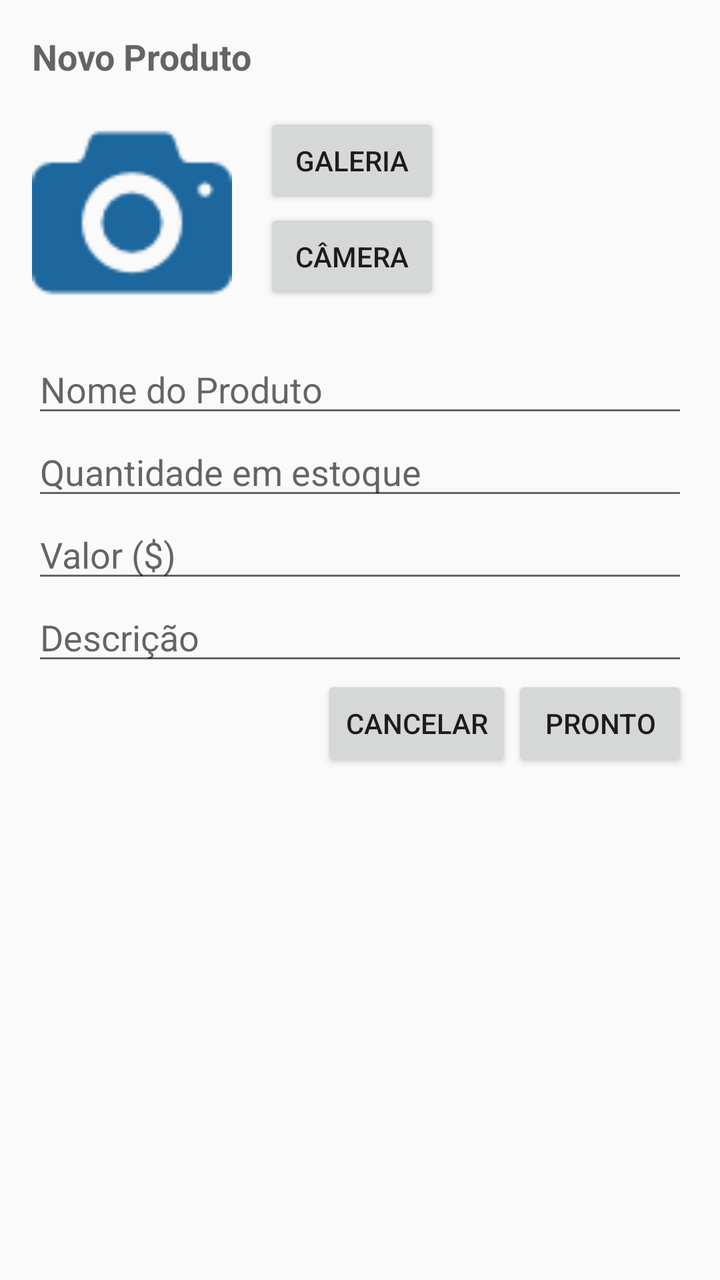
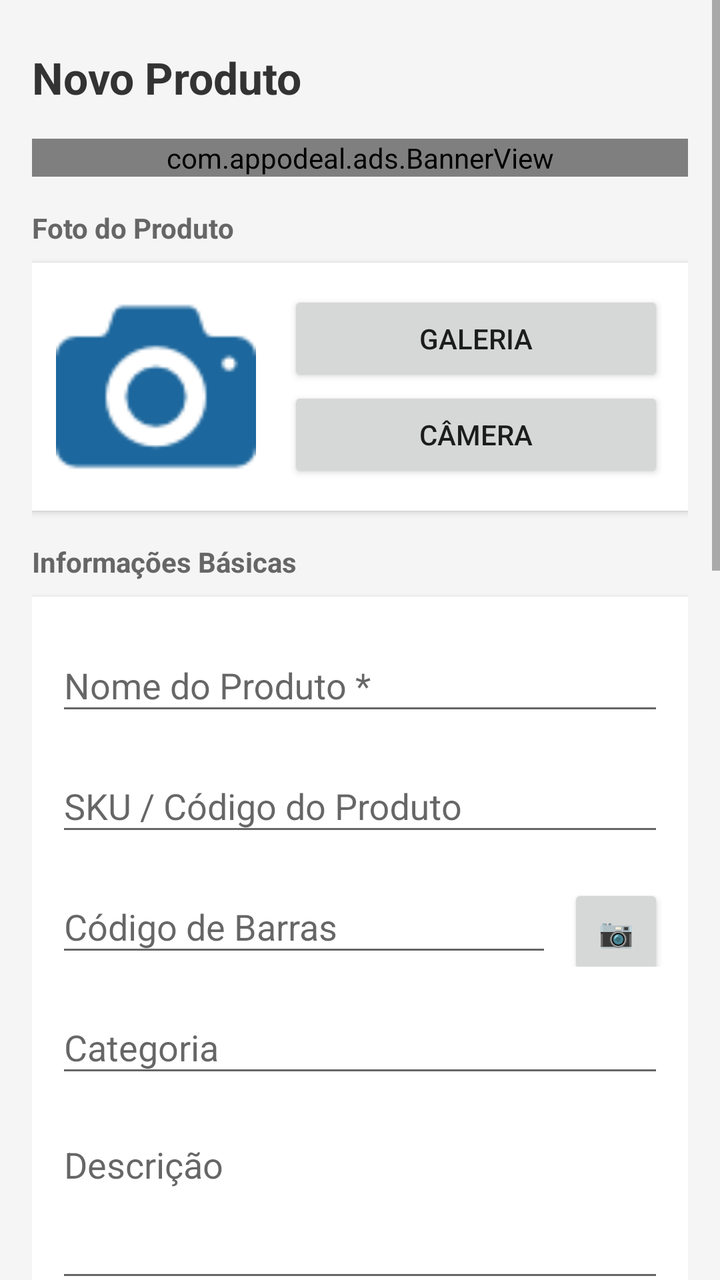

Two renders of the same Android screen: before a commit and after it. Below are the layout's source before the change and the commit's diff.
<!-- AndroidManifest.xml: application theme CustomActionBarTheme -->
<!-- res/layout/activity_add.xml -->
<?xml version="1.0" encoding="utf-8"?>
<ScrollView xmlns:android="http://schemas.android.com/apk/res/android"
    xmlns:tools="http://schemas.android.com/tools"
    android:layout_width="match_parent"
    android:layout_height="match_parent"
    android:paddingLeft="@dimen/activity_horizontal_margin"
    tools:context="br.com.gameloop.estoquesimples.AddActivity">

    <RelativeLayout
        android:layout_width="fill_parent"
        android:layout_height="fill_parent" >

        <TextView
            android:layout_width="wrap_content"
            android:layout_height="wrap_content"
            android:textAppearance="?android:attr/textAppearanceMedium"
            android:text="Novo Produto"
            android:id="@+id/addTitle"
            android:textStyle="bold"
            android:layout_alignParentTop="true"
            android:layout_alignParentLeft="true"
            android:layout_alignParentStart="true"
            android:layout_marginTop="16dp" />

        <EditText
            android:layout_width="wrap_content"
            android:layout_height="wrap_content"
            android:inputType="textPersonName"
            android:ems="10"
            android:id="@+id/addName"
            android:hint="Nome do Produto"
            android:layout_below="@+id/addPhoto"
            android:layout_alignParentLeft="true"
            android:layout_alignParentStart="true"
            android:layout_marginTop="16dp"
            android:layout_alignParentRight="true"
            android:layout_marginRight="@dimen/activity_horizontal_margin"
            android:layout_alignParentEnd="true" />

        <EditText
            android:layout_width="wrap_content"
            android:layout_height="wrap_content"
            android:inputType="number"
            android:ems="10"
            android:id="@+id/addAmount"
            android:layout_below="@+id/addName"
            android:layout_alignParentLeft="true"
            android:layout_alignParentStart="true"
            android:layout_alignRight="@+id/addName"
            android:layout_alignEnd="@+id/addName"
            android:hint="Quantidade em estoque" />

        <EditText
            android:layout_width="wrap_content"
            android:layout_height="wrap_content"
            android:inputType="numberDecimal|numberSigned"
            android:ems="10"
            android:id="@+id/addValue"
            android:layout_below="@+id/addAmount"
            android:layout_alignParentLeft="true"
            android:layout_alignParentStart="true"
            android:layout_alignRight="@+id/addName"
            android:digits="0123456789.,$"
            android:hint="Valor ($)" />

        <EditText
            android:layout_width="wrap_content"
            android:layout_height="wrap_content"
            android:inputType="textMultiLine"
            android:ems="10"
            android:id="@+id/addDescription"
            android:layout_below="@+id/addValue"
            android:layout_alignParentLeft="true"
            android:layout_alignParentStart="true"
            android:layout_alignRight="@+id/addValue"
            android:layout_alignEnd="@+id/addValue"
            android:hint="Descrição" />

        <ImageButton
            android:layout_width="100dp"
            android:layout_height="100dp"
            android:id="@+id/addPhoto"
            android:src="@drawable/camera_icon"
            android:scaleType="fitXY"
            android:layout_below="@+id/addTitle"
            android:layout_alignParentLeft="true"
            android:layout_alignParentStart="true"
            android:layout_marginTop="16dp"
            android:background="#00ffffff" />

        <Button
            android:layout_width="wrap_content"
            android:layout_height="wrap_content"
            android:text="Galeria"
            android:id="@+id/addGallery"
            android:layout_alignTop="@+id/addPhoto"
            android:layout_toRightOf="@+id/addPhoto"
            android:layout_toEndOf="@+id/addPhoto"
            android:onClick="addTakeGalleryPhoto"
            android:layout_marginLeft="16dp" />

        <Button
            android:layout_width="wrap_content"
            android:layout_height="wrap_content"
            android:text="Câmera"
            android:id="@+id/addCamera"
            android:layout_below="@+id/addGallery"
            android:layout_alignLeft="@+id/addGallery"
            android:layout_alignStart="@+id/addGallery"
            android:onClick="addTakeCameraPhoto" />

        <Button
            android:layout_width="wrap_content"
            android:layout_height="wrap_content"
            android:text="Pronto"
            android:id="@+id/addReady"
            android:onClick="addProduct"
            android:layout_alignParentBottom="true"
            android:layout_alignRight="@+id/addDescription"
            android:layout_alignEnd="@+id/addDescription" />

        <Button
            android:layout_width="wrap_content"
            android:layout_height="wrap_content"
            android:text="Cancelar"
            android:id="@+id/addCancel"
            android:layout_alignParentBottom="true"
            android:layout_toLeftOf="@+id/addReady"
            android:layout_toStartOf="@+id/addReady"
            android:layout_below="@id/addDescription"
            android:onClick="cancelAdd" />

    </RelativeLayout>

</ScrollView>
<!-- resources referenced by this layout -->
<resources>
  <dimen name="activity_horizontal_margin">16dp</dimen>
  <!-- drawable camera_icon: png bitmap (drawable, 1384 bytes) -->
  <style name="CustomActionBarTheme" parent="@style/Theme.AppCompat.Light.DarkActionBar">
          <item name="android:actionBarStyle">@style/MyActionBar</item>
          <item name="actionBarStyle">@style/MyActionBar</item>
          <item name="colorPrimary">@color/colorPrimary</item>
          <item name="colorPrimaryDark">@color/colorPrimaryDark</item>
          <item name="colorAccent">@color/colorAccent</item>
      </style>
  <style name="MyActionBar" parent="@style/Widget.AppCompat.Light.ActionBar.Solid.Inverse">
          <item name="android:background">@color/colorActionBar</item>
          <item name="background">@color/colorActionBar</item>
      </style>
  <color name="colorPrimary">#3F51B5</color>
  <color name="colorPrimaryDark">#303F9F</color>
  <color name="colorAccent">#225aa9</color>
  <color name="colorActionBar">#ff1c679d</color>
</resources>

<!-- the commit's change to res/layout/activity_add.xml (unified diff, before → after) -->
@@ -3,133 +3,409 @@
     xmlns:tools="http://schemas.android.com/tools"
     android:layout_width="match_parent"
     android:layout_height="match_parent"
-    android:paddingLeft="@dimen/activity_horizontal_margin"
+    android:fitsSystemWindows="true"
+    android:background="#F5F5F5"
     tools:context="br.com.gameloop.estoquesimples.AddActivity">
 
-    <RelativeLayout
-        android:layout_width="fill_parent"
-        android:layout_height="fill_parent" >
-
-        <TextView
-            android:layout_width="wrap_content"
-            android:layout_height="wrap_content"
-            android:textAppearance="?android:attr/textAppearanceMedium"
+    <LinearLayout
+        android:layout_width="match_parent"
+        android:layout_height="wrap_content"
+        android:orientation="vertical"
+        android:paddingLeft="@dimen/activity_horizontal_margin"
+        android:paddingRight="@dimen/activity_horizontal_margin"
+        android:paddingTop="@dimen/activity_vertical_margin"
+        android:paddingBottom="@dimen/activity_vertical_margin">
+
+        
+        <TextView
+            android:layout_width="wrap_content"
+            android:layout_height="wrap_content"
+            android:textAppearance="?android:attr/textAppearanceLarge"
             android:text="Novo Produto"
             android:id="@+id/addTitle"
             android:textStyle="bold"
-            android:layout_alignParentTop="true"
-            android:layout_alignParentLeft="true"
-            android:layout_alignParentStart="true"
-            android:layout_marginTop="16dp" />
-
-        <EditText
-            android:layout_width="wrap_content"
-            android:layout_height="wrap_content"
-            android:inputType="textPersonName"
-            android:ems="10"
-            android:id="@+id/addName"
-            android:hint="Nome do Produto"
-            android:layout_below="@+id/addPhoto"
-            android:layout_alignParentLeft="true"
-            android:layout_alignParentStart="true"
-            android:layout_marginTop="16dp"
-            android:layout_alignParentRight="true"
-            android:layout_marginRight="@dimen/activity_horizontal_margin"
-            android:layout_alignParentEnd="true" />
-
-        <EditText
-            android:layout_width="wrap_content"
-            android:layout_height="wrap_content"
-            android:inputType="number"
-            android:ems="10"
-            android:id="@+id/addAmount"
-            android:layout_below="@+id/addName"
-            android:layout_alignParentLeft="true"
-            android:layout_alignParentStart="true"
-            android:layout_alignRight="@+id/addName"
-            android:layout_alignEnd="@+id/addName"
-            android:hint="Quantidade em estoque" />
-
-        <EditText
-            android:layout_width="wrap_content"
-            android:layout_height="wrap_content"
-            android:inputType="numberDecimal|numberSigned"
-            android:ems="10"
-            android:id="@+id/addValue"
-            android:layout_below="@+id/addAmount"
-            android:layout_alignParentLeft="true"
-            android:layout_alignParentStart="true"
-            android:layout_alignRight="@+id/addName"
-            android:digits="0123456789.,$"
-            android:hint="Valor ($)" />
-
-        <EditText
-            android:layout_width="wrap_content"
-            android:layout_height="wrap_content"
-            android:inputType="textMultiLine"
-            android:ems="10"
-            android:id="@+id/addDescription"
-            android:layout_below="@+id/addValue"
-            android:layout_alignParentLeft="true"
-            android:layout_alignParentStart="true"
-            android:layout_alignRight="@+id/addValue"
-            android:layout_alignEnd="@+id/addValue"
-            android:hint="Descrição" />
-
-        <ImageButton
-            android:layout_width="100dp"
-            android:layout_height="100dp"
-            android:id="@+id/addPhoto"
-            android:src="@drawable/camera_icon"
-            android:scaleType="fitXY"
-            android:layout_below="@+id/addTitle"
-            android:layout_alignParentLeft="true"
-            android:layout_alignParentStart="true"
-            android:layout_marginTop="16dp"
-            android:background="#00ffffff" />
-
-        <Button
-            android:layout_width="wrap_content"
-            android:layout_height="wrap_content"
-            android:text="Galeria"
-            android:id="@+id/addGallery"
-            android:layout_alignTop="@+id/addPhoto"
-            android:layout_toRightOf="@+id/addPhoto"
-            android:layout_toEndOf="@+id/addPhoto"
-            android:onClick="addTakeGalleryPhoto"
-            android:layout_marginLeft="16dp" />
-
-        <Button
-            android:layout_width="wrap_content"
-            android:layout_height="wrap_content"
-            android:text="Câmera"
-            android:id="@+id/addCamera"
-            android:layout_below="@+id/addGallery"
-            android:layout_alignLeft="@+id/addGallery"
-            android:layout_alignStart="@+id/addGallery"
-            android:onClick="addTakeCameraPhoto" />
-
-        <Button
-            android:layout_width="wrap_content"
-            android:layout_height="wrap_content"
-            android:text="Pronto"
-            android:id="@+id/addReady"
-            android:onClick="addProduct"
-            android:layout_alignParentBottom="true"
-            android:layout_alignRight="@+id/addDescription"
-            android:layout_alignEnd="@+id/addDescription" />
-
-        <Button
-            android:layout_width="wrap_content"
-            android:layout_height="wrap_content"
-            android:text="Cancelar"
-            android:id="@+id/addCancel"
-            android:layout_alignParentBottom="true"
-            android:layout_toLeftOf="@+id/addReady"
-            android:layout_toStartOf="@+id/addReady"
-            android:layout_below="@id/addDescription"
-            android:onClick="cancelAdd" />
-
-    </RelativeLayout>
+            android:textColor="#333333"
+            android:layout_marginTop="8dp"
+            android:layout_marginBottom="16dp" />
+
+        
+        <FrameLayout
+            android:id="@+id/bannerContainer"
+            android:layout_width="match_parent"
+            android:layout_height="wrap_content"
+            android:layout_marginBottom="16dp"
+            android:visibility="visible">
+
+            <com.appodeal.ads.BannerView
+                android:id="@+id/appodealBannerView"
+                android:layout_width="match_parent"
+                android:layout_height="wrap_content"
+                android:layout_gravity="center" />
+
+        </FrameLayout>
+
+        
+        <TextView
+            android:layout_width="wrap_content"
+            android:layout_height="wrap_content"
+            android:text="Foto do Produto"
+            android:textStyle="bold"
+            android:textColor="#666666"
+            android:textSize="14sp"
+            android:layout_marginBottom="8dp" />
+
+        <LinearLayout
+            android:layout_width="match_parent"
+            android:layout_height="wrap_content"
+            android:orientation="horizontal"
+            android:background="#FFFFFF"
+            android:padding="12dp"
+            android:layout_marginBottom="16dp"
+            android:elevation="2dp">
+
+            <ImageButton
+                android:layout_width="100dp"
+                android:layout_height="100dp"
+                android:id="@+id/addPhoto"
+                android:src="@drawable/camera_icon"
+                android:scaleType="fitXY"
+                android:background="#00ffffff"
+                android:contentDescription="Foto do produto" />
+
+            <LinearLayout
+                android:layout_width="0dp"
+                android:layout_height="wrap_content"
+                android:layout_weight="1"
+                android:orientation="vertical"
+                android:layout_marginLeft="16dp"
+                android:gravity="center_vertical"
+                android:layout_gravity="center_vertical">
+
+                <Button
+                    android:layout_width="match_parent"
+                    android:layout_height="wrap_content"
+                    android:text="Galeria"
+                    android:id="@+id/addGallery"
+                    android:onClick="addTakeGalleryPhoto" />
+
+                <Button
+                    android:layout_width="match_parent"
+                    android:layout_height="wrap_content"
+                    android:text="Câmera"
+                    android:id="@+id/addCamera"
+                    android:onClick="addTakeCameraPhoto" />
+
+            </LinearLayout>
+
+        </LinearLayout>
+
+        
+        <TextView
+            android:layout_width="wrap_content"
+            android:layout_height="wrap_content"
+            android:text="Informações Básicas"
+            android:textStyle="bold"
+            android:textColor="#666666"
+            android:textSize="14sp"
+            android:layout_marginBottom="8dp" />
+
+        <LinearLayout
+            android:layout_width="match_parent"
+            android:layout_height="wrap_content"
+            android:orientation="vertical"
+            android:background="#FFFFFF"
+            android:padding="12dp"
+            android:layout_marginBottom="16dp"
+            android:elevation="2dp">
+
+            <com.google.android.material.textfield.TextInputLayout
+                android:layout_width="match_parent"
+                android:layout_height="wrap_content"
+                android:hint="Nome do Produto *">
+
+                <com.google.android.material.textfield.TextInputEditText
+                    android:layout_width="match_parent"
+                    android:layout_height="wrap_content"
+                    android:inputType="textPersonName"
+                    android:id="@+id/addName" />
+
+            </com.google.android.material.textfield.TextInputLayout>
+
+            <com.google.android.material.textfield.TextInputLayout
+                android:layout_width="match_parent"
+                android:layout_height="wrap_content"
+                android:hint="SKU / Código do Produto"
+                android:layout_marginTop="8dp">
+
+                <com.google.android.material.textfield.TextInputEditText
+                    android:layout_width="match_parent"
+                    android:layout_height="wrap_content"
+                    android:inputType="text"
+                    android:id="@+id/addSku" />
+
+            </com.google.android.material.textfield.TextInputLayout>
+
+            <LinearLayout
+                android:layout_width="match_parent"
+                android:layout_height="wrap_content"
+                android:orientation="horizontal"
+                android:layout_marginTop="8dp">
+
+                <com.google.android.material.textfield.TextInputLayout
+                    android:layout_width="0dp"
+                    android:layout_height="wrap_content"
+                    android:layout_weight="1"
+                    android:hint="Código de Barras">
+
+                    <com.google.android.material.textfield.TextInputEditText
+                        android:layout_width="match_parent"
+                        android:layout_height="wrap_content"
+                        android:inputType="number"
+                        android:id="@+id/addBarcode" />
+
+                </com.google.android.material.textfield.TextInputLayout>
+
+                <Button
+                    android:layout_width="wrap_content"
+                    android:layout_height="wrap_content"
+                    android:text="📷"
+                    android:id="@+id/addScanButton"
+                    android:onClick="scanBarcode"
+                    android:layout_marginLeft="8dp"
+                    android:minWidth="48dp" />
+
+            </LinearLayout>
+
+            <com.google.android.material.textfield.TextInputLayout
+                android:layout_width="match_parent"
+                android:layout_height="wrap_content"
+                android:hint="Categoria"
+                android:layout_marginTop="8dp">
+
+                <com.google.android.material.textfield.TextInputEditText
+                    android:layout_width="match_parent"
+                    android:layout_height="wrap_content"
+                    android:inputType="text"
+                    android:id="@+id/addCategory" />
+
+            </com.google.android.material.textfield.TextInputLayout>
+
+            <com.google.android.material.textfield.TextInputLayout
+                android:layout_width="match_parent"
+                android:layout_height="wrap_content"
+                android:hint="Descrição"
+                android:layout_marginTop="8dp">
+
+                <com.google.android.material.textfield.TextInputEditText
+                    android:layout_width="match_parent"
+                    android:layout_height="wrap_content"
+                    android:inputType="textMultiLine"
+                    android:minLines="3"
+                    android:maxLines="5"
+                    android:id="@+id/addDescription"
+                    android:gravity="top|start" />
+
+            </com.google.android.material.textfield.TextInputLayout>
+
+        </LinearLayout>
+
+        
+        <TextView
+            android:layout_width="wrap_content"
+            android:layout_height="wrap_content"
+            android:text="Estoque e Valores"
+            android:textStyle="bold"
+            android:textColor="#666666"
+            android:textSize="14sp"
+            android:layout_marginBottom="8dp" />
+
+        <LinearLayout
+            android:layout_width="match_parent"
+            android:layout_height="wrap_content"
+            android:orientation="vertical"
+            android:background="#FFFFFF"
+            android:padding="12dp"
+            android:layout_marginBottom="16dp"
+            android:elevation="2dp">
+
+            <LinearLayout
+                android:layout_width="match_parent"
+                android:layout_height="wrap_content"
+                android:orientation="horizontal">
+
+                <com.google.android.material.textfield.TextInputLayout
+                    android:layout_width="0dp"
+                    android:layout_height="wrap_content"
+                    android:layout_weight="1"
+                    android:hint="Quantidade *">
+
+                    <com.google.android.material.textfield.TextInputEditText
+                        android:layout_width="match_parent"
+                        android:layout_height="wrap_content"
+                        android:inputType="number"
+                        android:id="@+id/addAmount" />
+
+                </com.google.android.material.textfield.TextInputLayout>
+
+                <com.google.android.material.textfield.TextInputLayout
+                    android:layout_width="0dp"
+                    android:layout_height="wrap_content"
+                    android:layout_weight="1"
+                    android:hint="Unidade"
+                    android:layout_marginLeft="8dp">
+
+                    <com.google.android.material.textfield.TextInputEditText
+                        android:layout_width="match_parent"
+                        android:layout_height="wrap_content"
+                        android:inputType="text"
+                        android:id="@+id/addUnit" />
+
+                </com.google.android.material.textfield.TextInputLayout>
+
+            </LinearLayout>
+
+            <LinearLayout
+                android:layout_width="match_parent"
+                android:layout_height="wrap_content"
+                android:orientation="horizontal"
+                android:layout_marginTop="8dp">
+
+                <com.google.android.material.textfield.TextInputLayout
+                    android:layout_width="0dp"
+                    android:layout_height="wrap_content"
+                    android:layout_weight="1"
+                    android:hint="Valor ($) *">
+
+                    <com.google.android.material.textfield.TextInputEditText
+                        android:layout_width="match_parent"
+                        android:layout_height="wrap_content"
+                        android:inputType="numberDecimal|numberSigned"
+                        android:id="@+id/addValue"
+                        android:digits="0123456789.,$" />
+
+                </com.google.android.material.textfield.TextInputLayout>
+
+                <com.google.android.material.textfield.TextInputLayout
+                    android:layout_width="0dp"
+                    android:layout_height="wrap_content"
+                    android:layout_weight="1"
+                    android:hint="Estoque Mínimo"
+                    android:layout_marginLeft="8dp">
+
+                    <com.google.android.material.textfield.TextInputEditText
+                        android:layout_width="match_parent"
+                        android:layout_height="wrap_content"
+                        android:inputType="number"
+                        android:id="@+id/addMinStock" />
+
+                </com.google.android.material.textfield.TextInputLayout>
+
+            </LinearLayout>
+
+        </LinearLayout>
+
+        
+        <TextView
+            android:layout_width="wrap_content"
+            android:layout_height="wrap_content"
+            android:text="Informações Adicionais"
+            android:textStyle="bold"
+            android:textColor="#666666"
+            android:textSize="14sp"
+            android:layout_marginBottom="8dp" />
+
+        <LinearLayout
+            android:layout_width="match_parent"
+            android:layout_height="wrap_content"
+            android:orientation="vertical"
+            android:background="#FFFFFF"
+            android:padding="12dp"
+            android:layout_marginBottom="16dp"
+            android:elevation="2dp">
+
+            <com.google.android.material.textfield.TextInputLayout
+                android:layout_width="match_parent"
+                android:layout_height="wrap_content"
+                android:hint="Fornecedor">
+
+                <com.google.android.material.textfield.TextInputEditText
+                    android:layout_width="match_parent"
+                    android:layout_height="wrap_content"
+                    android:inputType="text"
+                    android:id="@+id/addSupplier" />
+
+            </com.google.android.material.textfield.TextInputLayout>
+
+            <com.google.android.material.textfield.TextInputLayout
+                android:layout_width="match_parent"
+                android:layout_height="wrap_content"
+                android:hint="Localização no Estoque"
+                android:layout_marginTop="8dp">
+
+                <com.google.android.material.textfield.TextInputEditText
+                    android:layout_width="match_parent"
+                    android:layout_height="wrap_content"
+                    android:inputType="text"
+                    android:id="@+id/addLocation" />
+
+            </com.google.android.material.textfield.TextInputLayout>
+
+        </LinearLayout>
+
+        
+        <TextView
+            android:layout_width="wrap_content"
+            android:layout_height="wrap_content"
+            android:text="* Campos obrigatórios"
+            android:textSize="12sp"
+            android:textColor="#999999"
+            android:layout_marginBottom="16dp"
+            android:layout_marginLeft="4dp" />
+
+        
+        <LinearLayout
+            android:layout_width="match_parent"
+            android:layout_height="wrap_content"
+            android:orientation="horizontal"
+            android:gravity="end"
+            android:layout_marginTop="8dp"
+            android:layout_marginBottom="16dp">
+
+            <Button
+                android:layout_width="wrap_content"
+                android:layout_height="wrap_content"
+                android:text="Cancelar"
+                android:id="@+id/addCancel"
+                android:onClick="cancelAdd"
+                style="?android:attr/buttonBarButtonStyle" />
+
+            <Button
+                android:layout_width="wrap_content"
+                android:layout_height="wrap_content"
+                android:text="Salvar Produto"
+                android:id="@+id/addReady"
+                android:onClick="addProduct"
+                android:layout_marginLeft="8dp" />
+
+        </LinearLayout>
+
+        <FrameLayout
+            android:id="@+id/mrecContainer"
+            android:layout_width="wrap_content"
+            android:layout_height="wrap_content"
+            android:layout_gravity="center"
+            android:visibility="visible">
+
+            <com.appodeal.ads.MrecView
+                android:id="@+id/appodealMrecView"
+                android:layout_width="300dp"
+                android:layout_height="250dp"
+                android:layout_gravity="center"
+                android:layout_marginTop="16dp"
+                android:layout_marginBottom="16dp" />
+
+        </FrameLayout>
+
+    </LinearLayout>
 
 </ScrollView>
<!-- resource entries referenced after the edit -->
@@ -1,6 +1,7 @@
 <!-- resources referenced by this layout -->
 <resources>
   <dimen name="activity_horizontal_margin">16dp</dimen>
+  <dimen name="activity_vertical_margin">16dp</dimen>
   <!-- drawable camera_icon: png bitmap (drawable, 1384 bytes) -->
   <style name="CustomActionBarTheme" parent="@style/Theme.AppCompat.Light.DarkActionBar">
           <item name="android:actionBarStyle">@style/MyActionBar</item>
@@ -8,6 +9,7 @@
           <item name="colorPrimary">@color/colorPrimary</item>
           <item name="colorPrimaryDark">@color/colorPrimaryDark</item>
           <item name="colorAccent">@color/colorAccent</item>
+          <item name="android:windowLightStatusBar">true</item>
       </style>
   <style name="MyActionBar" parent="@style/Widget.AppCompat.Light.ActionBar.Solid.Inverse">
           <item name="android:background">@color/colorActionBar</item>
